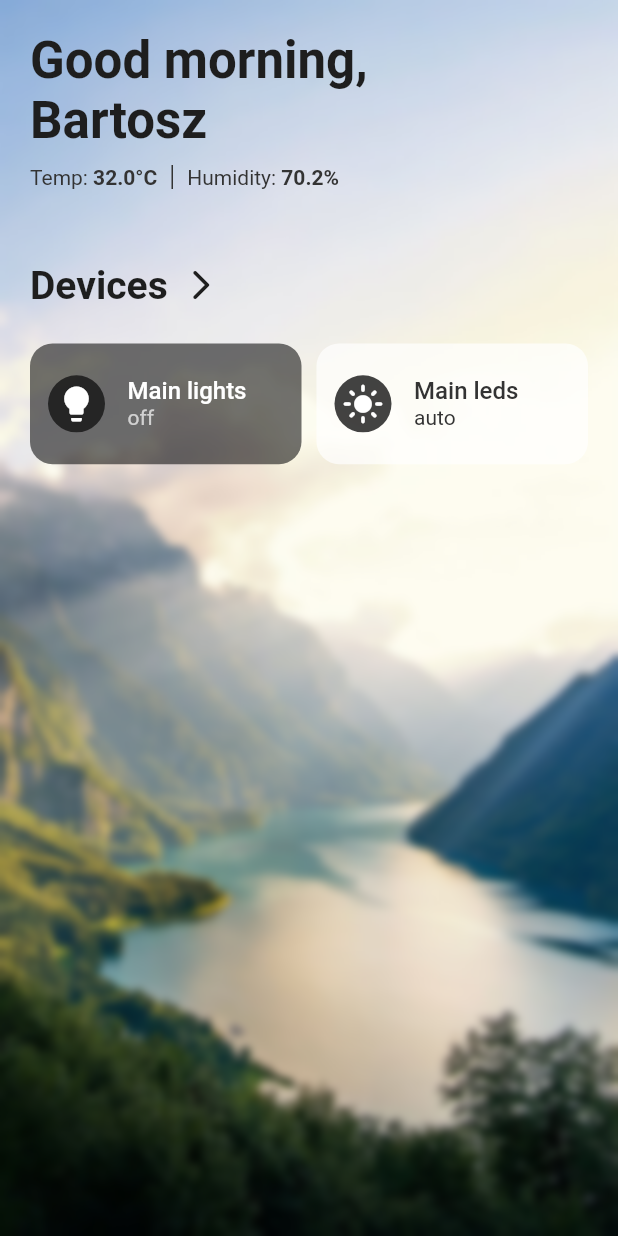
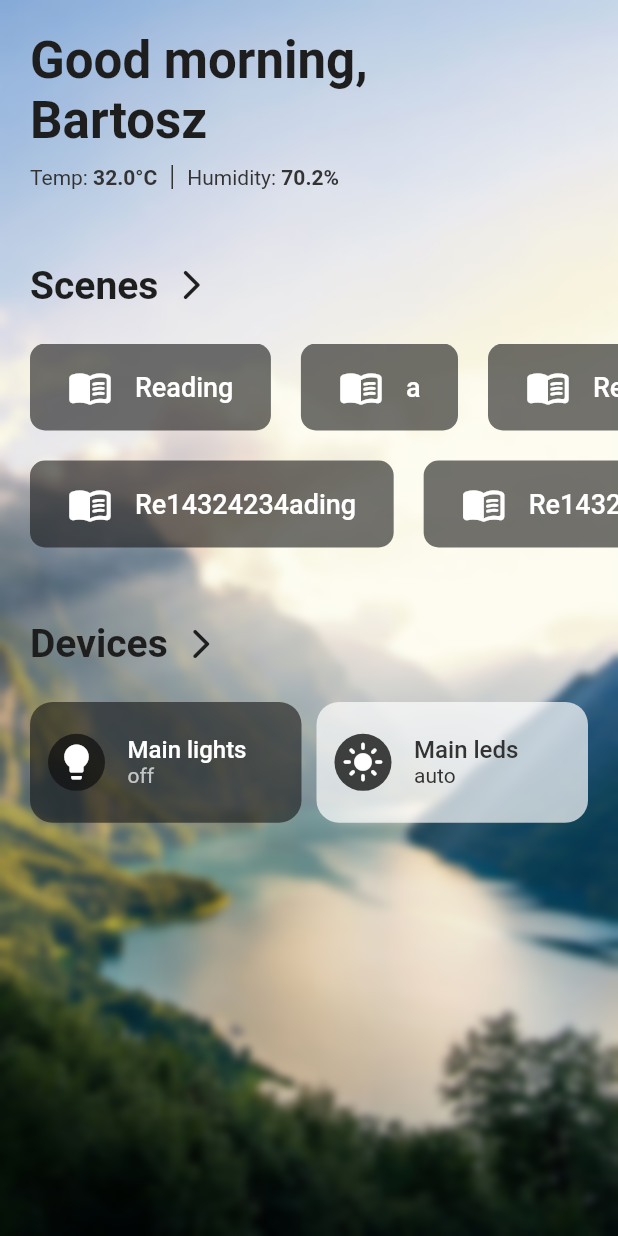
Before and after one commit to AVA-Assistant/AVA-App, a Flutter app: the screen it shows after launch, on a phone screen of 412 x 824 dp. Run offline on Flutter 3.47's test engine with Material 2 defaults, Android fonts, the phone set to English and light mode, and no system bars; our stand-ins replace google_fonts; Roboto replaces fonts that are missing (Heebo, Ubuntu).

Commit message:
Scenes design and alignment

```diff
--- a/lib/app.dart
+++ b/lib/app.dart
@@ -1,6 +1,7 @@
 import 'dart:ui';
 import 'package:ava_app/sections/devices.dart';
 import 'package:ava_app/sections/header.dart';
+import 'package:ava_app/sections/scenes.dart';
 import 'package:flutter/material.dart';
 
 class App extends StatefulWidget {
@@ -27,10 +28,41 @@ class _AppState extends State<App> {
 
   double temp = 32;
   double humidity = 70.2;
-  List scenes = [];
+  List scenes = [
+    {
+      'id': "scene_0",
+      'name': "Reading",
+      'icon': Icons.menu_book_rounded,
+      'actions': [],
+    },
+    {
+      'id': "scene_0",
+      'name': "a",
+      'icon': Icons.menu_book_rounded,
+      'actions': [],
+    },
+    {
+      'id': "scene_0",
+      'name': "Re14324234ading",
+      'icon': Icons.menu_book_rounded,
+      'actions': [],
+    },
+    {
+      'id': "scene_0",
+      'name': "Re14324234ading",
+      'icon': Icons.menu_book_rounded,
+      'actions': [],
+    },
+    {
+      'id': "scene_0",
+      'name': "Re14324234ading",
+      'icon': Icons.menu_book_rounded,
+      'actions': [],
+    },
+  ];
   List devices = [
     {
-      'id': 0,
+      'id': "dev_0",
       'name': "Main lights",
       'mqtt_id': "lights_1",
       'icon': Icons.lightbulb,
@@ -38,7 +70,7 @@ class _AppState extends State<App> {
       'state': 'off',
     },
     {
-      'id': 1,
+      'id': "dev_1",
       'name': "Main leds",
       'mqtt_id': "lights_1",
       'icon': Icons.light_mode_rounded,
@@ -62,17 +94,17 @@ class _AppState extends State<App> {
       child: SingleChildScrollView(
         child: BackdropFilter(
           filter: ImageFilter.blur(sigmaX: 3, sigmaY: 3),
-          child: Padding(
-            padding: const EdgeInsets.only(left: 20, top: 20, right: 20),
-            child: SafeArea(
+          child: SafeArea(
+            child: Padding(
+              padding: const EdgeInsets.only(left: 20, top: 20),
               child: Column(children: [
                 Header(
                   humidity: humidity,
                   temp: temp,
                   time: time,
                 ),
-                // const SizedBox(height: 40),
-                // Scenes(time: time, scenes: scenes),
+                const SizedBox(height: 40),
+                Scenes(time: time, scenes: scenes),
                 const SizedBox(height: 40),
                 if (devices.isNotEmpty) Devices(time: time, devices: devices)
               ]),
--- a/lib/sections/devices.dart
+++ b/lib/sections/devices.dart
@@ -15,7 +15,9 @@ class Devices extends StatelessWidget {
 
   @override
   Widget build(BuildContext context) {
-    return Column(
+    return Padding(
+      padding: const EdgeInsets.only(right: 20),
+      child: Column(
         crossAxisAlignment: CrossAxisAlignment.start,
         children: [
           Align(
@@ -64,6 +66,7 @@ class Devices extends StatelessWidget {
             ),
           )
         ],
+      ),
     );
   }
 }
--- /dev/null
+++ b/lib/sections/scenes.dart
@@ -0,0 +1,99 @@
+import 'package:flutter/material.dart';
+import 'package:google_fonts/google_fonts.dart';
+
+import '../tiles/scene_tile.dart';
+
+class Scenes extends StatelessWidget {
+  final String time;
+  final List scenes;
+
+  const Scenes({
+    super.key,
+    required this.time,
+    required this.scenes,
+  });
+
+  List<Widget> createScenes() {
+    if (scenes.length > 3) {
+      return [
+        Row(
+          children: [
+            for (int i = 0; i < (scenes.length.isOdd ? (scenes.length + 1) / 2 : scenes.length / 2); i++)
+              Padding(
+                padding: const EdgeInsets.only(right: 20),
+                child: SceneTile(scene: scenes[i]),
+              ),
+          ],
+        ),
+        const SizedBox(height: 20),
+        Row(
+          children: [
+            for (int i = (scenes.length.isOdd ? (scenes.length + 1) / 2 : scenes.length / 2).toInt(); i < scenes.length; i++)
+              Padding(
+                padding: const EdgeInsets.only(right: 20),
+                child: SceneTile(scene: scenes[i]),
+              ),
+          ],
+        )
+      ];
+    } else {
+      return [
+        Row(
+          children: [
+            for (int i = 0; i < scenes.length; i++)
+              Padding(
+                padding: const EdgeInsets.only(right: 20),
+                child: SceneTile(scene: scenes[i]),
+              ),
+          ],
+        )
+      ];
+    }
+  }
+
+  @override
+  Widget build(BuildContext context) {
+    return Column(
+      crossAxisAlignment: CrossAxisAlignment.start,
+      children: [
+        Align(
+          alignment: Alignment.centerLeft,
+          child: TextButton(
+            style: TextButton.styleFrom(
+              padding: EdgeInsets.zero,
+            ),
+            onPressed: () {},
+            child: IntrinsicWidth(
+              child: Row(
+                children: [
+                  Text(
+                    "Scenes",
+                    style: GoogleFonts.ubuntu(
+                      fontWeight: FontWeight.bold,
+                      fontSize: 26,
+                      color: time == "morning" ? const Color(0xff1e1e1e) : const Color(0xffffffff),
+                    ),
+                  ),
+                  const SizedBox(width: 10),
+                  Icon(
+                    Icons.arrow_forward_ios_rounded,
+                    size: 24,
+                    color: time == "morning" ? const Color(0xff1e1e1e) : const Color(0xffffffff),
+                  )
+                ],
+              ),
+            ),
+          ),
+        ),
+        const SizedBox(height: 15),
+        SingleChildScrollView(
+          scrollDirection: Axis.horizontal,
+          child: Column(
+            crossAxisAlignment: CrossAxisAlignment.start,
+            children: createScenes(),
+          ),
+        )
+      ],
+    );
+  }
+}
--- /dev/null
+++ b/lib/tiles/scene_tile.dart
@@ -0,0 +1,61 @@
+import 'package:flutter/material.dart';
+import 'package:google_fonts/google_fonts.dart';
+
+class SceneTile extends StatefulWidget {
+  final Map scene;
+
+  const SceneTile({super.key, required this.scene});
+
+  @override
+  State<SceneTile> createState() => _SceneTileState();
+}
+
+class _SceneTileState extends State<SceneTile> {
+  String state = "off";
+
+  @override
+  Widget build(BuildContext context) {
+    return GestureDetector(
+      onTap: () {
+        setState(() {
+          state = "on";
+        });
+        Future.delayed(const Duration(seconds: 2), () {
+          setState(() {
+            state = "off";
+          });
+        });
+      },
+      child: AnimatedContainer(
+        duration: const Duration(milliseconds: 200),
+        decoration: BoxDecoration(
+          borderRadius: const BorderRadius.all(Radius.circular(10)),
+          color: state == "off" ? const Color(0x99141414) : const Color(0xB1FFFFFF),
+        ),
+        child: Padding(
+          padding: const EdgeInsets.symmetric(horizontal: 25, vertical: 14),
+          child: IntrinsicWidth(
+            child: Row(children: [
+              Icon(
+                widget.scene["icon"],
+                size: 30,
+                color: Colors.white,
+              ),
+              const SizedBox(
+                width: 15,
+              ),
+              Text(
+                widget.scene["name"],
+                style: GoogleFonts.heebo(
+                  color: state == "off" ? const Color(0xFFFFFFFF) : const Color(0xff333333),
+                  fontSize: 18,
+                  fontWeight: FontWeight.w500,
+                ),
+              )
+            ]),
+          ),
+        ),
+      ),
+    );
+  }
+}
```
Lines whose indentation alone changed are shown as unchanged.
